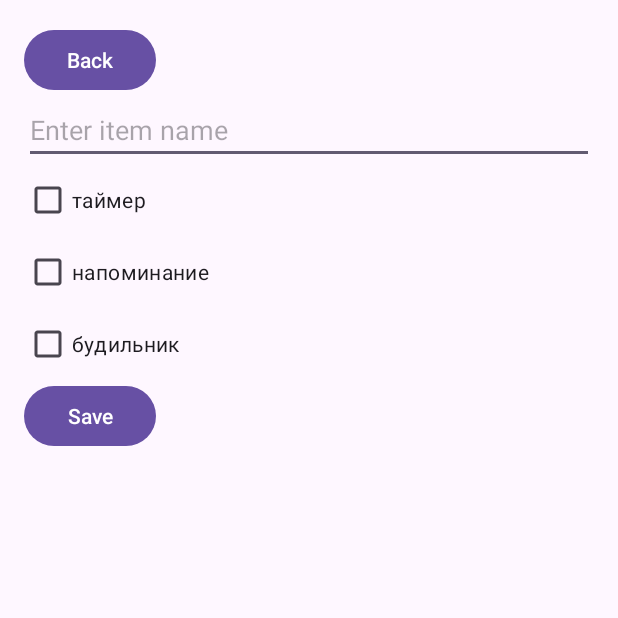
After one commit to Evotee/TimeMaster, an Android app: the ThirdActivity screen opened directly, with no data from a screen before it, on a phone screen of 412 x 824 dp, the top half of it. The commit adds this screen. Run offline under Robolectric (Android 15) with nearby library versions, the phone set to English and light mode, and no system bars.

Commit message:
новые активности

```diff
--- a/app/src/main/AndroidManifest.xml
+++ b/app/src/main/AndroidManifest.xml
@@ -23,9 +23,9 @@
         </activity>
 
         <!-- Добавьте следующую строку для вашей второй активности -->
-        <activity
-            android:name=".SecondActivity"
-            android:exported="true" />
+        <activity android:name=".SecondActivity"></activity>
+        <activity android:name=".ThirdActivity"></activity>
+
     </application>
 
 </manifest>
--- /dev/null
+++ b/app/src/main/java/com/example/timemaster/ThirdActivity.java
@@ -0,0 +1,46 @@
+package com.example.timemaster;
+
+import android.content.Intent;
+import android.os.Bundle;
+import android.view.View;
+import android.widget.Button;
+import android.widget.CheckBox;
+import android.widget.EditText;
+import android.widget.Toast;
+
+import androidx.appcompat.app.AppCompatActivity;
+
+public class ThirdActivity extends AppCompatActivity {
+
+    private CheckBox checkBox1, checkBox2, checkBox3;
+    private EditText editText;
+    private Button buttonSave;
+
+    @Override
+    protected void onCreate(Bundle savedInstanceState) {
+        super.onCreate(savedInstanceState);
+        setContentView(R.layout.activity3); // Убедитесь, что у вас есть activity3.xml
+
+        checkBox1 = findViewById(R.id.checkBox1);
+        checkBox2 = findViewById(R.id.checkBox2);
+        checkBox3 = findViewById(R.id.checkBox3);
+        editText = findViewById(R.id.editText);
+        buttonSave = findViewById(R.id.button_save);
+
+        buttonSave.setOnClickListener(new View.OnClickListener() {
+            @Override
+            public void onClick(View v) {
+                String newItem = editText.getText().toString();
+                if (!newItem.isEmpty()) {
+                    // Создаем Intent для передачи данных обратно
+                    Intent resultIntent = new Intent();
+                    resultIntent.putExtra("NEW_ITEM", newItem);
+                    setResult(RESULT_OK, resultIntent);
+                    finish(); // Закрываем ThirdActivity и возвращаемся в SecondActivity
+                } else {
+                    Toast.makeText(ThirdActivity.this, "Please enter a name", Toast.LENGTH_SHORT).show();
+                }
+            }
+        });
+    }
+}
--- /dev/null
+++ b/app/src/main/res/layout/activity3.xml
@@ -0,0 +1,43 @@
+<?xml version="1.0" encoding="utf-8"?>
+<LinearLayout xmlns:android="http://schemas.android.com/apk/res/android"
+    android:layout_width="match_parent"
+    android:layout_height="match_parent"
+    android:orientation="vertical"
+    android:padding="16dp">
+
+    <Button
+        android:id="@+id/button_back"
+        android:layout_width="wrap_content"
+        android:layout_height="wrap_content"
+        android:text="Back" />
+
+    <EditText
+        android:id="@+id/editText"
+        android:layout_width="match_parent"
+        android:layout_height="wrap_content"
+        android:hint="Enter item name" />
+
+    <CheckBox
+        android:id="@+id/checkBox1"
+        android:layout_width="wrap_content"
+        android:layout_height="wrap_content"
+        android:text="таймер" />
+
+    <CheckBox
+        android:id="@+id/checkBox2"
+        android:layout_width="wrap_content"
+        android:layout_height="wrap_content"
+        android:text="напоминание" />
+
+    <CheckBox
+        android:id="@+id/checkBox3"
+        android:layout_width="wrap_content"
+        android:layout_height="wrap_content"
+        android:text="будильник" />
+
+    <Button
+        android:id="@+id/button_save"
+        android:layout_width="wrap_content"
+        android:layout_height="wrap_content"
+        android:text="Save" />
+</LinearLayout>
```
Also changed, not shown: app/src/main/java/com/example/timemaster/SecondActivity.java (+38 -2 lines), app/src/main/res/layout/activity2.xml (+21 -4 lines).
